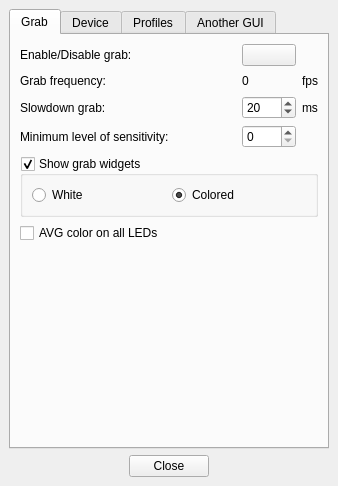
Atarity/Lightpack, file Software/src/mainwindow.ui: the form before one commit.
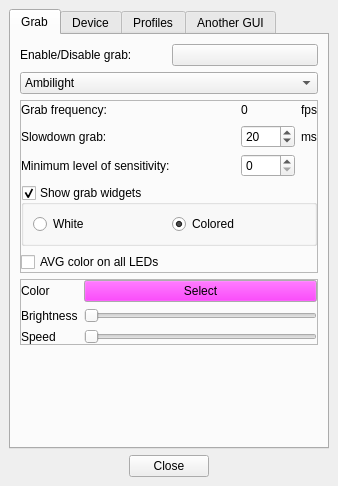
The form after the commit. The open tabs and pages were chosen to show the change. Icons and pictures are not drawn.

Commit message: Software: add mode Backlight (Moodlamp) fix Lightpack.pro for Windows compile

Patch:
```diff
--- a/Software/src/mainwindow.ui
+++ b/Software/src/mainwindow.ui
@@ -43,6 +43,90 @@
        </attribute>
        <layout class="QVBoxLayout" name="verticalLayout_4">
         <item>
+         <layout class="QHBoxLayout" name="horizontalLayout_12">
+          <item>
+           <widget class="QLabel" name="label_EnableDisableGrab">
+            <property name="minimumSize">
+             <size>
+              <width>0</width>
+              <height>21</height>
+             </size>
+            </property>
+            <property name="maximumSize">
+             <size>
+              <width>16777215</width>
+              <height>21</height>
+             </size>
+            </property>
+            <property name="font">
+             <font>
+              <weight>50</weight>
+              <bold>false</bold>
+             </font>
+            </property>
+            <property name="text">
+             <string>Enable/Disable grab:</string>
+            </property>
+            <property name="alignment">
+             <set>Qt::AlignLeading|Qt::AlignLeft|Qt::AlignVCenter</set>
+            </property>
+           </widget>
+          </item>
+          <item>
+           <widget class="QPushButton" name="pushButton_EnableDisableGrab">
+            <property name="focusPolicy">
+             <enum>Qt::TabFocus</enum>
+            </property>
+            <property name="text">
+             <string/>
+            </property>
+            <property name="icon">
+             <iconset resource="../res/LightpackResources.qrc">
+              <normaloff>:/icons/on.png</normaloff>:/icons/on.png</iconset>
+            </property>
+            <property name="checkable">
+             <bool>false</bool>
+            </property>
+            <property name="checked">
+             <bool>false</bool>
+            </property>
+            <property name="default">
+             <bool>false</bool>
+            </property>
+            <property name="flat">
+             <bool>false</bool>
+            </property>
+           </widget>
+          </item>
+         </layout>
+        </item>
+        <item>
+         <widget class="QComboBox" name="cb_Modes">
+          <item>
+           <property name="text">
+            <string>Ambilight</string>
+           </property>
+          </item>
+          <item>
+           <property name="text">
+            <string>Backlight (MoodLamp)</string>
+           </property>
+          </item>
+         </widget>
+        </item>
+        <item>
+         <widget class="QFrame" name="frmAmbilight">
+          <property name="frameShape">
+           <enum>QFrame::StyledPanel</enum>
+          </property>
+          <property name="frameShadow">
+           <enum>QFrame::Raised</enum>
+          </property>
+          <layout class="QVBoxLayout" name="verticalLayout_8">
+           <property name="margin">
+            <number>0</number>
+           </property>
+           <item>
          <layout class="QGridLayout" name="gridLayout" rowstretch="0,0,0,0,0,0">
           <item row="5" column="0">
            <spacer name="horizontalSpacer">
@@ -117,34 +201,6 @@
             </property>
            </widget>
           </item>
-          <item row="0" column="0">
-           <widget class="QLabel" name="label_EnableDisableGrab">
-            <property name="minimumSize">
-             <size>
-              <width>0</width>
-              <height>21</height>
-             </size>
-            </property>
-            <property name="maximumSize">
-             <size>
-              <width>16777215</width>
-              <height>21</height>
-             </size>
-            </property>
-            <property name="font">
-             <font>
-              <weight>50</weight>
-              <bold>false</bold>
-             </font>
-            </property>
-            <property name="text">
-             <string>Enable/Disable grab:</string>
-            </property>
-            <property name="alignment">
-             <set>Qt::AlignLeading|Qt::AlignLeft|Qt::AlignVCenter</set>
-            </property>
-           </widget>
-          </item>
           <item row="1" column="0">
            <widget class="QLabel" name="label_GrabFrequency_txt">
             <property name="minimumSize">
@@ -222,32 +278,6 @@
             </property>
            </widget>
           </item>
-          <item row="0" column="1" colspan="2">
-           <widget class="QPushButton" name="pushButton_EnableDisableGrab">
-            <property name="focusPolicy">
-             <enum>Qt::TabFocus</enum>
-            </property>
-            <property name="text">
-             <string/>
-            </property>
-            <property name="icon">
-             <iconset resource="../res/LightpackResources.qrc">
-              <normaloff>:/icons/on.png</normaloff>:/icons/on.png</iconset>
-            </property>
-            <property name="checkable">
-             <bool>false</bool>
-            </property>
-            <property name="checked">
-             <bool>false</bool>
-            </property>
-            <property name="default">
-             <bool>false</bool>
-            </property>
-            <property name="flat">
-             <bool>false</bool>
-            </property>
-           </widget>
-          </item>
          </layout>
         </item>
         <item>
@@ -307,6 +337,113 @@
           </property>
          </widget>
         </item>
+          </layout>
+         </widget>
+        </item>
+        <item>
+         <widget class="QFrame" name="frmBacklight">
+          <property name="frameShape">
+           <enum>QFrame::StyledPanel</enum>
+          </property>
+          <property name="frameShadow">
+           <enum>QFrame::Raised</enum>
+          </property>
+          <layout class="QVBoxLayout" name="verticalLayout_9">
+           <property name="margin">
+            <number>0</number>
+           </property>
+           <item>
+            <layout class="QGridLayout" name="gridLayout_2">
+             <item row="0" column="0">
+              <widget class="QLabel" name="label">
+               <property name="text">
+                <string>Color</string>
+               </property>
+              </widget>
+             </item>
+             <item row="0" column="1">
+              <widget class="QPushButton" name="pushButton">
+               <property name="palette">
+                <palette>
+                 <active>
+                  <colorrole role="Button">
+                   <brush brushstyle="SolidPattern">
+                    <color alpha="255">
+                     <red>255</red>
+                     <green>0</green>
+                     <blue>255</blue>
+                    </color>
+                   </brush>
+                  </colorrole>
+                 </active>
+                 <inactive>
+                  <colorrole role="Button">
+                   <brush brushstyle="SolidPattern">
+                    <color alpha="255">
+                     <red>255</red>
+                     <green>0</green>
+                     <blue>255</blue>
+                    </color>
+                   </brush>
+                  </colorrole>
+                 </inactive>
+                 <disabled>
+                  <colorrole role="Button">
+                   <brush brushstyle="SolidPattern">
+                    <color alpha="255">
+                     <red>255</red>
+                     <green>0</green>
+                     <blue>255</blue>
+                    </color>
+                   </brush>
+                  </colorrole>
+                 </disabled>
+                </palette>
+               </property>
+               <property name="text">
+                <string>Select</string>
+               </property>
+              </widget>
+             </item>
+             <item row="1" column="0">
+              <widget class="QLabel" name="label_3">
+               <property name="text">
+                <string>Brightness</string>
+               </property>
+              </widget>
+             </item>
+             <item row="2" column="0">
+              <widget class="QLabel" name="label_5">
+               <property name="text">
+                <string>Speed</string>
+               </property>
+              </widget>
+             </item>
+             <item row="1" column="1">
+              <widget class="QSlider" name="horizontalSlider_Brightness">
+               <property name="maximum">
+                <number>255</number>
+               </property>
+               <property name="orientation">
+                <enum>Qt::Horizontal</enum>
+               </property>
+              </widget>
+             </item>
+             <item row="2" column="1">
+              <widget class="QSlider" name="horizontalSlider_Speed">
+               <property name="maximum">
+                <number>100</number>
+               </property>
+               <property name="orientation">
+                <enum>Qt::Horizontal</enum>
+               </property>
+              </widget>
+             </item>
+            </layout>
+           </item>
+          </layout>
+         </widget>
+        </item>
         <item>
          <spacer name="verticalSpacer">
           <property name="orientation">
```
Left out of the diff: 4 changed lines with no effect on the pictures. Lines whose indentation alone changed are shown as unchanged. The commit also changes 9 other files.
